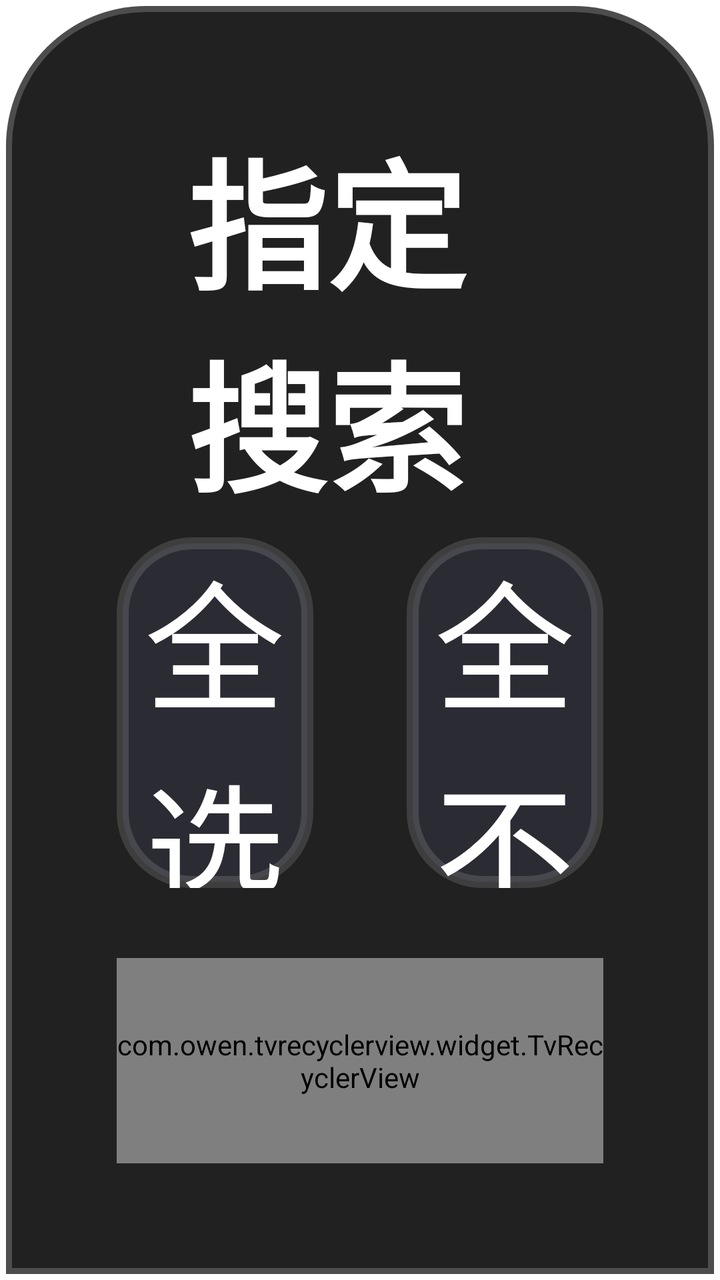
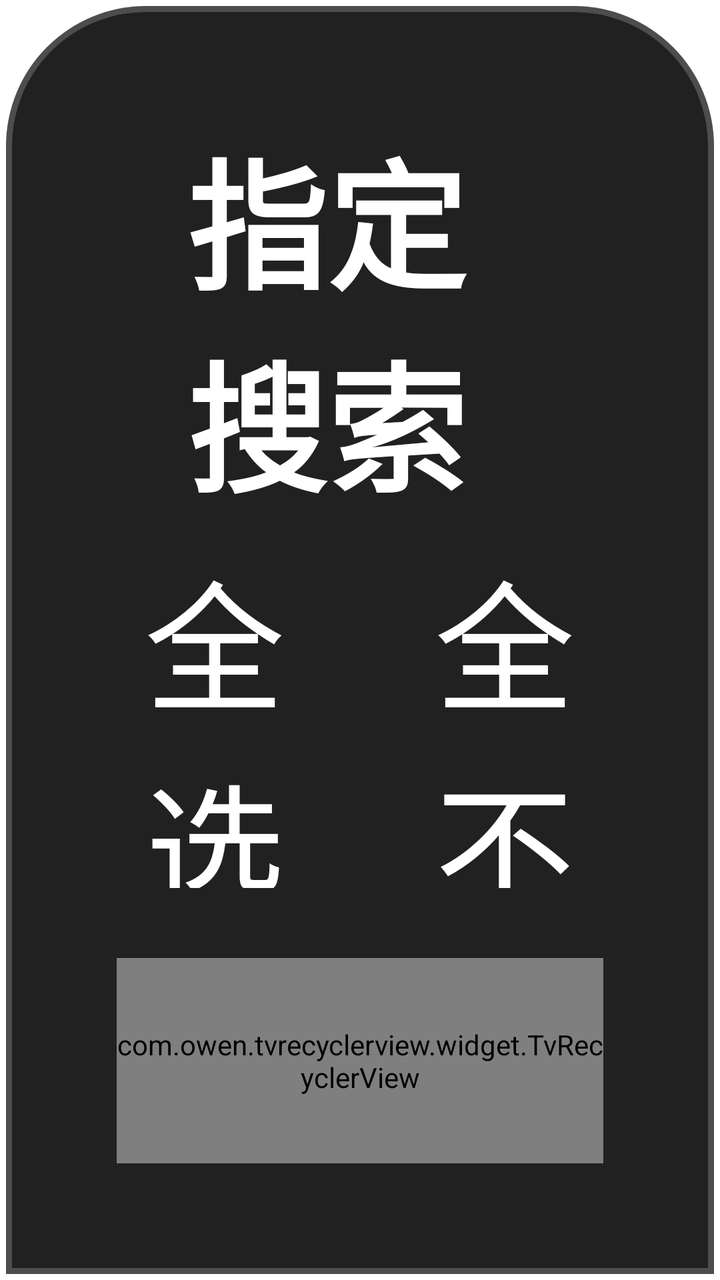

An Android layout rendered at two revisions. The XML below is the earlier revision; the diff shows what the commit changed to produce the second picture.
<!-- AndroidManifest.xml: application theme AppTheme.NoActionBar -->
<!-- res/layout/dialog_checkbox_search.xml -->
<?xml version="1.0" encoding="utf-8"?>
<FrameLayout xmlns:android="http://schemas.android.com/apk/res/android"
    xmlns:app="http://schemas.android.com/apk/res-auto"
    xmlns:tools="http://schemas.android.com/tools"
    android:layout_width="match_parent"
    android:layout_height="match_parent">

    <LinearLayout
        android:id="@+id/root"
        android:layout_width="match_parent"
        android:layout_height="match_parent"
        android:background="@drawable/shape_bottom_sheet_bg"
        android:orientation="vertical"
        android:padding="@dimen/vs_10">

        
        <LinearLayout
            android:id="@+id/sheetTitleBar"
            android:layout_width="match_parent"
            android:layout_height="@dimen/vs_36"
            android:gravity="center_vertical"
            android:orientation="horizontal"
            android:paddingLeft="@dimen/vs_6"
            android:paddingRight="@dimen/vs_6">

            <TextView
                android:layout_width="wrap_content"
                android:layout_height="wrap_content"
                android:text="指定搜索源"
                android:textColor="@color/dialog_text_primary"
                android:textSize="@dimen/ts_16"
                android:textStyle="bold" />
        </LinearLayout>

        <LinearLayout
            android:orientation="horizontal"
            android:weightSum="2"
            android:layout_width="match_parent"
            android:layout_height="wrap_content">

            <TextView
                android:id="@+id/checkAll"
                android:layout_width="0dp"
                android:layout_height="@dimen/vs_30"
                android:layout_weight="1"
                android:layout_gravity="center"
                android:gravity="center"
                android:background="@drawable/button_danmu_setting"
                android:clickable="true"
                android:focusable="true"
                android:textColor="@color/dialog_text_primary"
                android:textSize="@dimen/ts_14"
                android:text="全选" />

            <TextView
                android:id="@+id/clearAll"
                android:layout_width="0dp"
                android:layout_height="@dimen/vs_30"
                android:layout_marginLeft="@dimen/vs_8"
                android:layout_weight="1"
                android:layout_gravity="center"
                android:gravity="center"
                android:background="@drawable/button_danmu_setting"
                android:clickable="true"
                android:focusable="true"
                android:text="全不选"
                android:textColor="@color/dialog_text_primary"
                android:textSize="@dimen/ts_14" />
        </LinearLayout>

        <com.owen.tvrecyclerview.widget.TvRecyclerView
            android:id="@+id/mGridView"
            android:layout_width="match_parent"
            android:layout_height="0dp"
            android:layout_marginTop="@dimen/vs_6"
            android:layout_weight="1"
            android:orientation="vertical" />

    </LinearLayout>

</FrameLayout>
<!-- resources referenced by this layout -->
<resources>
  <color name="dialog_text_primary">#FFFFFFFF</color>
  <dimen name="ts_14">12mm</dimen>
  <dimen name="ts_16">12mm</dimen>
  <dimen name="vs_10">10mm</dimen>
  <dimen name="vs_30">30mm</dimen>
  <dimen name="vs_36">36mm</dimen>
  <dimen name="vs_6">6mm</dimen>
  <dimen name="vs_8">8mm</dimen>
  <!-- drawable button_danmu_setting (drawable) -->
  <?xml version="1.0" encoding="utf-8"?>
  <selector xmlns:android="http://schemas.android.com/apk/res/android">
      <item android:state_focused="true">
          <shape>
              <corners android:radius="@dimen/vs_6" />
              <solid android:color="@color/dialog_control_bg_focused" />
              <stroke
                  android:width="@dimen/vs_1"
                  android:color="@color/dialog_control_stroke_focused" />
          </shape>
      </item>
      <item>
          <shape>
              <corners android:radius="@dimen/vs_6" />
              <solid android:color="@color/dialog_control_bg" />
              <stroke
                  android:width="@dimen/vs_1"
                  android:color="@color/dialog_control_stroke" />
          </shape>
      </item>
  </selector>
  <!-- drawable shape_bottom_sheet_bg (drawable) -->
  <?xml version="1.0" encoding="utf-8"?>
  <shape xmlns:android="http://schemas.android.com/apk/res/android"
      android:shape="rectangle">
      <corners
          android:topLeftRadius="@dimen/vs_12"
          android:topRightRadius="@dimen/vs_12" />
      <solid android:color="@color/dialog_panel_bg" />
      <stroke
          android:width="@dimen/vs_1"
          android:color="@color/dialog_panel_stroke" />
  </shape>
  <style name="AppTheme.NoActionBar" parent="AppTheme">
          <item name="android:windowActionBar">false</item>
          <item name="android:windowNoTitle">true</item>
          <item name="windowActionBar">false</item>
          <item name="android:windowFullscreen">false</item>//手机版：默认保留状态栏，全屏页面运行时再隐藏
          <item name="android:windowContentOverlay">@null</item>//是否有遮盖
          <item name="windowNoTitle">true</item>
          
          
          <item name="android:windowBackground">@android:color/transparent</item>
          
          <item name="android:statusBarColor">@android:color/transparent</item>
          <item name="android:windowDrawsSystemBarBackgrounds">true</item>
      </style>
  <color name="dialog_control_bg_focused">#CC1890FF</color>
  <dimen name="vs_1">1mm</dimen>
  <color name="dialog_control_stroke_focused">#CC02F8E1</color>
  <color name="dialog_control_bg">#80353744</color>
  <color name="dialog_control_stroke">#22FFFFFF</color>
  <dimen name="vs_12">12mm</dimen>
  <color name="dialog_panel_bg">#F2161616</color>
  <color name="dialog_panel_stroke">#33FFFFFF</color>
  <style name="AppTheme" parent="Theme.AppCompat.Light.DarkActionBar">
          
          <item name="colorPrimary">@color/color_6200EE</item>
          <item name="colorPrimaryDark">@color/color_3700B3</item>
          <item name="colorAccent">@color/color_03DAC5</item>
      </style>
  <color name="color_6200EE">#6200EE</color>
  <color name="color_3700B3">#3700B3</color>
  <color name="color_03DAC5">#03DAC5</color>
</resources>

<!-- the commit's change to res/layout/dialog_checkbox_search.xml (unified diff, before → after) -->
@@ -45,7 +45,6 @@
                 android:layout_weight="1"
                 android:layout_gravity="center"
                 android:gravity="center"
-                android:background="@drawable/button_danmu_setting"
                 android:clickable="true"
                 android:focusable="true"
                 android:textColor="@color/dialog_text_primary"
@@ -60,7 +59,6 @@
                 android:layout_weight="1"
                 android:layout_gravity="center"
                 android:gravity="center"
-                android:background="@drawable/button_danmu_setting"
                 android:clickable="true"
                 android:focusable="true"
                 android:text="全不选"
<!-- resource entries referenced after the edit -->
@@ -8,28 +8,6 @@
   <dimen name="vs_36">36mm</dimen>
   <dimen name="vs_6">6mm</dimen>
   <dimen name="vs_8">8mm</dimen>
-  <!-- drawable button_danmu_setting (drawable) -->
-  <?xml version="1.0" encoding="utf-8"?>
-  <selector xmlns:android="http://schemas.android.com/apk/res/android">
-      <item android:state_focused="true">
-          <shape>
-              <corners android:radius="@dimen/vs_6" />
-              <solid android:color="@color/dialog_control_bg_focused" />
-              <stroke
-                  android:width="@dimen/vs_1"
-                  android:color="@color/dialog_control_stroke_focused" />
-          </shape>
-      </item>
-      <item>
-          <shape>
-              <corners android:radius="@dimen/vs_6" />
-              <solid android:color="@color/dialog_control_bg" />
-              <stroke
-                  android:width="@dimen/vs_1"
-                  android:color="@color/dialog_control_stroke" />
-          </shape>
-      </item>
-  </selector>
   <!-- drawable shape_bottom_sheet_bg (drawable) -->
   <?xml version="1.0" encoding="utf-8"?>
   <shape xmlns:android="http://schemas.android.com/apk/res/android"
@@ -56,11 +34,7 @@
           <item name="android:statusBarColor">@android:color/transparent</item>
           <item name="android:windowDrawsSystemBarBackgrounds">true</item>
       </style>
-  <color name="dialog_control_bg_focused">#CC1890FF</color>
   <dimen name="vs_1">1mm</dimen>
-  <color name="dialog_control_stroke_focused">#CC02F8E1</color>
-  <color name="dialog_control_bg">#80353744</color>
-  <color name="dialog_control_stroke">#22FFFFFF</color>
   <dimen name="vs_12">12mm</dimen>
   <color name="dialog_panel_bg">#F2161616</color>
   <color name="dialog_panel_stroke">#33FFFFFF</color>
